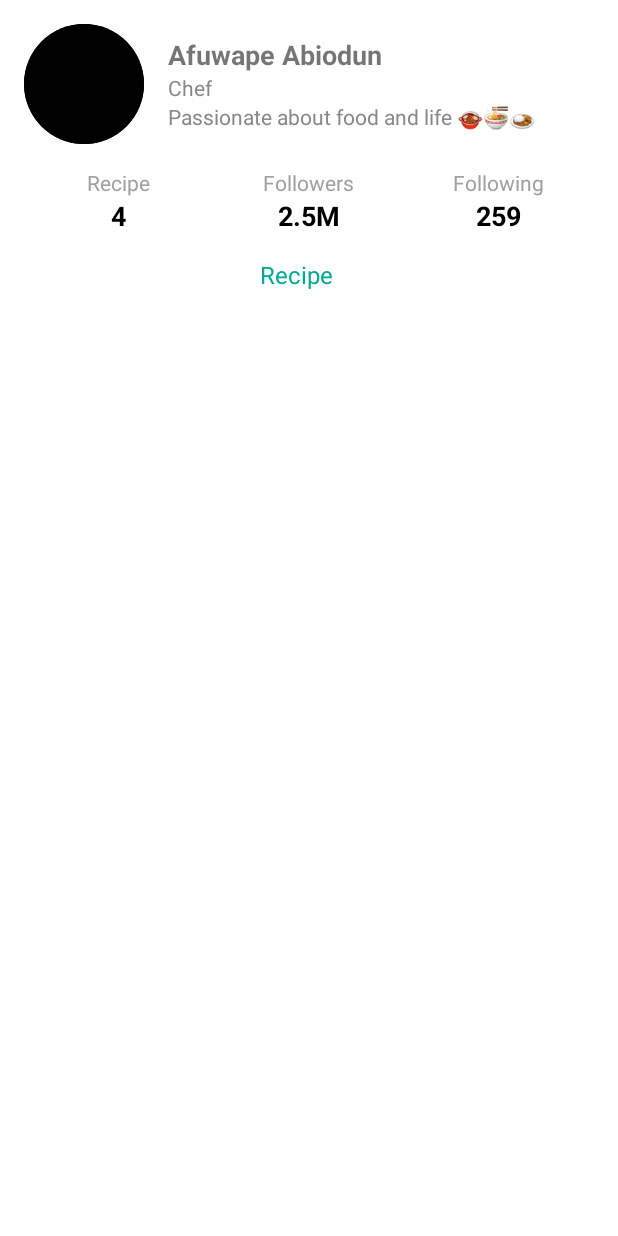
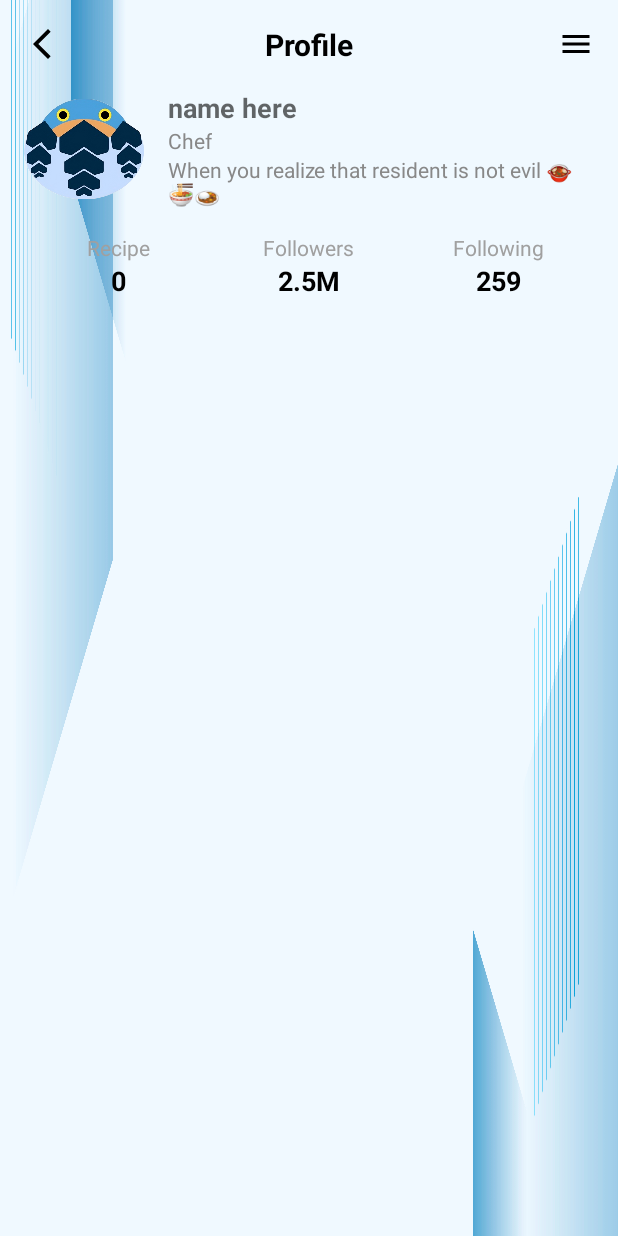
Before and after one commit to potasium142/prm392_proj, an Android app: the UserProfileActivity screen opened directly, with no data from a screen before it, on a phone screen of 412 x 824 dp. Run offline under Robolectric (Android 15) with nearby library versions, the phone set to English and light mode, and no system bars; our stand-ins replace Room's generated code.

Commit message:
Keno complete 3 activity: user profile, change password, edit user profile

```diff
--- a/app/src/main/java/com/example/prm392_proj/activity/UserProfileActivity.java
+++ b/app/src/main/java/com/example/prm392_proj/activity/UserProfileActivity.java
@@ -1,19 +1,122 @@
 package com.example.prm392_proj.activity;
 
+import android.content.Intent;
 import android.os.Bundle;
+import android.util.Log;
+import android.view.MenuItem;
+import android.view.View;
+import android.widget.ImageView;
+import android.widget.PopupMenu;
+import android.widget.TextView;
+import android.widget.Toast;
 
-import androidx.activity.EdgeToEdge;
 import androidx.appcompat.app.AppCompatActivity;
 
 import com.example.prm392_proj.R;
+import com.example.prm392_proj.database.DatabaseHelper;
+import com.example.prm392_proj.dao.RecipeDao;
+import com.example.prm392_proj.model.User;
 
 public class UserProfileActivity extends AppCompatActivity {
+
+    private TextView textViewProfileName;
+    private TextView textViewRecipeCount;
 
     @Override
     protected void onCreate(Bundle savedInstanceState) {
         super.onCreate(savedInstanceState);
-        EdgeToEdge.enable(this);
         setContentView(R.layout.activity_user_profile);
 
+        // Nhận profileName và userId từ Intent
+        String profileName = getIntent().getStringExtra("PROFILE_NAME");
+        int userId = getIntent().getIntExtra("USER_ID", -1);
+
+        // Hiển thị profileName
+        textViewProfileName = findViewById(R.id.profile_name);
+        textViewProfileName.setText(profileName);
+
+        // Khởi tạo TextView để hiển thị số lượng công thức
+        textViewRecipeCount = findViewById(R.id.recipe_count);
+
+        // Lấy số lượng công thức từ Room
+        DatabaseHelper db = DatabaseHelper.getInstance(this);
+        RecipeDao recipeDao = db.recipeDao();
+
+        // Sử dụng một thread để truy vấn số lượng công thức
+        new Thread(() -> {
+            int recipeCount = recipeDao.countRecipesByUserId(userId);
+            runOnUiThread(() -> textViewRecipeCount.setText(String.valueOf(recipeCount)));
+        }).start();
+
+        // Thiết lập menu
+        ImageView menuIcon = findViewById(R.id.menu_icon);
+        menuIcon.setOnClickListener(new View.OnClickListener() {
+            @Override
+            public void onClick(View v) {
+                showPopupMenu(v);
+            }
+        });
+
+        // Thiết lập nút quay lại
+        ImageView backButton = findViewById(R.id.back_button);
+        backButton.setOnClickListener(v -> {
+            Intent intent = new Intent(UserProfileActivity.this, HomeActivity.class);
+            startActivity(intent);
+            finish();
+        });
+    }
+
+    @Override
+    protected void onResume() {
+        super.onResume();
+        var sharedPreferences = getSharedPreferences("vclclgtclgmcs", MODE_PRIVATE);
+        String username = sharedPreferences.getString("USERNAME", null);
+
+        // Nếu username là null, có thể lấy từ Intent
+        if (username == null) {
+            username = getIntent().getStringExtra("USERNAME");
+        }
+
+        DatabaseHelper db = DatabaseHelper.getInstance(this);
+        User user = db.userDAO().getUser(username);
+
+        if (user != null) {
+            TextView profileName = findViewById(R.id.profile_name);
+            profileName.setText(user.getProfileName());
+        }
+    }
+
+    private void showPopupMenu(View view) {
+        PopupMenu popupMenu = new PopupMenu(this, view);
+        popupMenu.getMenuInflater().inflate(R.menu.user_menu, popupMenu.getMenu());
+
+        // Lấy username từ SharedPreferences thay vì Intent
+        var sharedPreferences = getSharedPreferences("vclclgtclgmcs", MODE_PRIVATE);
+        String username = sharedPreferences.getString("USERNAME", null);
+        String profileName = getIntent().getStringExtra("PROFILE_NAME");
+
+        popupMenu.setOnMenuItemClickListener(new PopupMenu.OnMenuItemClickListener() {
+            @Override
+            public boolean onMenuItemClick(MenuItem item) {
+                if (item.getItemId() == R.id.edit_profile) {
+                    // Chuyển đến EditUserProfileActivity và truyền username
+                    Intent editProfileIntent = new Intent(UserProfileActivity.this, EditUserProfileActivity.class);
+                    editProfileIntent.putExtra("USERNAME", username); // Truyền username
+                    editProfileIntent.putExtra("PROFILE_NAME", profileName); // Truyền profileName
+                    Log.d("UserProfileActivity", "Username: " + username);
+                    startActivity(editProfileIntent);
+                    return true;
+                } else if (item.getItemId() == R.id.change_password) {
+                    // Chuyển đến ChangePasswordActivity
+                    Intent changePasswordIntent = new Intent(UserProfileActivity.this, ChangePasswordActivity.class);
+                    changePasswordIntent.putExtra("USERNAME", username);
+                    startActivity(changePasswordIntent);
+                    return true;
+                } else {
+                    return false;
+                }
+            }
+        });
+        popupMenu.show();
     }
 }
--- a/app/src/main/java/com/example/prm392_proj/dao/RecipeDao.java
+++ b/app/src/main/java/com/example/prm392_proj/dao/RecipeDao.java
@@ -35,4 +35,7 @@ public interface RecipeDao {
 
     @Query("SELECT * FROM recipe")
     List<Recipe> getAllRecipes_();
+
+    @Query("SELECT COUNT(*) FROM recipe WHERE userCreatorId = :userId")
+    int countRecipesByUserId(int userId);
 }
--- a/app/src/main/java/com/example/prm392_proj/dao/UserDao.java
+++ b/app/src/main/java/com/example/prm392_proj/dao/UserDao.java
@@ -3,6 +3,7 @@ package com.example.prm392_proj.dao;
 import androidx.room.Dao;
 import androidx.room.Insert;
 import androidx.room.Query;
+import androidx.room.Update;
 
 import java.util.List;
 
@@ -25,4 +26,7 @@ public interface UserDao {
 
     @Query("SELECT * FROM User WHERE username = :username")
     User getUser(String username);
+
+    @Update
+    void updateUser(User user);
 }
--- /dev/null
+++ b/app/src/main/res/drawable/ic_back.xml
@@ -0,0 +1,5 @@
+<vector xmlns:android="http://schemas.android.com/apk/res/android" android:height="24dp" android:tint="#000000" android:viewportHeight="24" android:viewportWidth="24" android:width="24dp">
+
+    <path android:fillColor="@android:color/white" android:pathData="M17.77,3.77l-1.77,-1.77l-10,10l10,10l1.77,-1.77l-8.23,-8.23z"/>
+
+</vector>
--- a/app/src/main/res/layout/activity_user_profile.xml
+++ b/app/src/main/res/layout/activity_user_profile.xml
@@ -1,12 +1,45 @@
 <ScrollView xmlns:android="http://schemas.android.com/apk/res/android"
     android:layout_width="match_parent"
     android:layout_height="match_parent"
-    android:padding="16dp">
+    android:padding="16dp"
+    android:background="@drawable/profile_bg">
 
     <LinearLayout
         android:layout_width="match_parent"
         android:layout_height="wrap_content"
         android:orientation="vertical">
+
+        <!-- Header -->
+        <LinearLayout
+            android:layout_width="match_parent"
+            android:layout_height="wrap_content"
+            android:orientation="horizontal"
+            android:gravity="center_vertical"
+            android:layout_marginBottom="16dp">
+
+            <ImageView
+                android:id="@+id/back_button"
+                android:layout_width="24dp"
+                android:layout_height="24dp"
+                android:src="@drawable/ic_back"/>
+
+            <TextView
+                android:layout_width="0dp"
+                android:layout_height="wrap_content"
+                android:layout_weight="1"
+                android:text="Profile"
+                android:textSize="20sp"
+                android:textStyle="bold"
+                android:gravity="center"
+                android:textColor="@color/black"/>
+
+            <ImageView
+                android:id="@+id/menu_icon"
+                android:layout_width="24dp"
+                android:layout_height="24dp"
+                android:src="@drawable/menu_icon" />
+
+        </LinearLayout>
 
         <!-- Profile Header -->
         <LinearLayout
@@ -20,8 +53,7 @@
                 android:layout_width="80dp"
                 android:layout_height="80dp"
                 android:layout_marginEnd="16dp"
-                android:background="@drawable/circle_avatar"
-                android:src="@drawable/circle_avatar" />
+                android:src="@drawable/dodogama" />
 
             <LinearLayout
                 android:layout_width="0dp"
@@ -33,7 +65,7 @@
                     android:id="@+id/profile_name"
                     android:layout_width="wrap_content"
                     android:layout_height="wrap_content"
-                    android:text="Afuwape Abiodun"
+                    android:hint="name here"
                     android:textSize="18sp"
                     android:textStyle="bold" />
 
@@ -49,7 +81,7 @@
                     android:id="@+id/profile_description"
                     android:layout_width="wrap_content"
                     android:layout_height="wrap_content"
-                    android:text="Passionate about food and life 🍲🍜🍛"
+                    android:text="When you realize that resident is not evil 🍲🍜🍛"
                     android:textColor="#888888"
                     android:textSize="14sp" />
             </LinearLayout>
@@ -80,10 +112,11 @@
                 <TextView
                     android:layout_width="wrap_content"
                     android:layout_height="wrap_content"
-                    android:text="4"
+                    android:id="@+id/recipe_count"
+                    android:hint="5"
                     android:textColor="#000000"
                     android:textSize="18sp"
-                    android:textStyle="bold" />
+                    android:textStyle="bold"/>
             </LinearLayout>
 
             <LinearLayout
@@ -131,32 +164,9 @@
                     android:textSize="18sp"
                     android:textStyle="bold" />
             </LinearLayout>
-        </LinearLayout>
-
-        <!-- Tabs -->
-        <LinearLayout
-            android:layout_width="match_parent"
-            android:layout_height="wrap_content"
-            android:layout_marginTop="16dp"
-            android:gravity="center"
-            android:orientation="horizontal">
-
-            <TextView
-                android:layout_width="wrap_content"
-                android:layout_height="wrap_content"
-                android:layout_marginEnd="16dp"
-                android:text="Recipe"
-                android:textColor="#00A896"
-                android:textSize="16sp" />
 
         </LinearLayout>
 
-        <!--        &lt;!&ndash; Recipe List &ndash;&gt;-->
-        <!--        <view class="androidx.appcompat.app.AlertController$RecycleListView"-->
-        <!--            android:id="@+id/recipe_list"-->
-        <!--            android:layout_width="match_parent"-->
-        <!--            android:layout_height="wrap_content"-->
-        <!--            android:layout_marginTop="16dp"/>-->
+    </LinearLayout>
 
-    </LinearLayout>
 </ScrollView>
--- /dev/null
+++ b/app/src/main/res/menu/user_menu.xml
@@ -0,0 +1,9 @@
+<?xml version="1.0" encoding="utf-8"?>
+<menu xmlns:android="http://schemas.android.com/apk/res/android">
+    <item
+        android:id="@+id/edit_profile"
+        android:title="Edit Profile" />
+    <item
+        android:id="@+id/change_password"
+        android:title="Change Password" />
+</menu>
```
Also changed, not shown: app/src/main/AndroidManifest.xml (+9 -3 lines), app/src/main/java/com/example/prm392_proj/activity/ChangePasswordActivity.java (added, +94 -0 lines), app/src/main/java/com/example/prm392_proj/activity/EditUserProfileActivity.java (added, +112 -0 lines), app/src/main/java/com/example/prm392_proj/activity/HomeActivity.java (+10 -0 lines), app/src/main/res/layout/activity_change_password.xml (added, +108 -0 lines), app/src/main/res/layout/activity_edit_user_profile.xml (added, +105 -0 lines), app/src/main/res/layout/recipe_item.xml (+8 -3 lines), app/src/main/res/drawable/dodogama.png (added), app/src/main/res/drawable/profile_bg.jpg (added).
